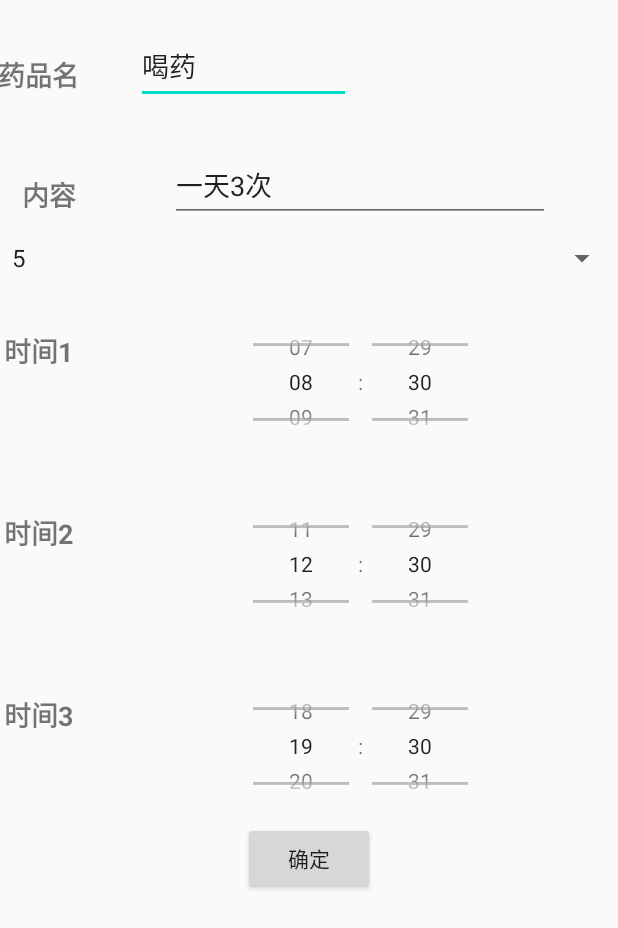
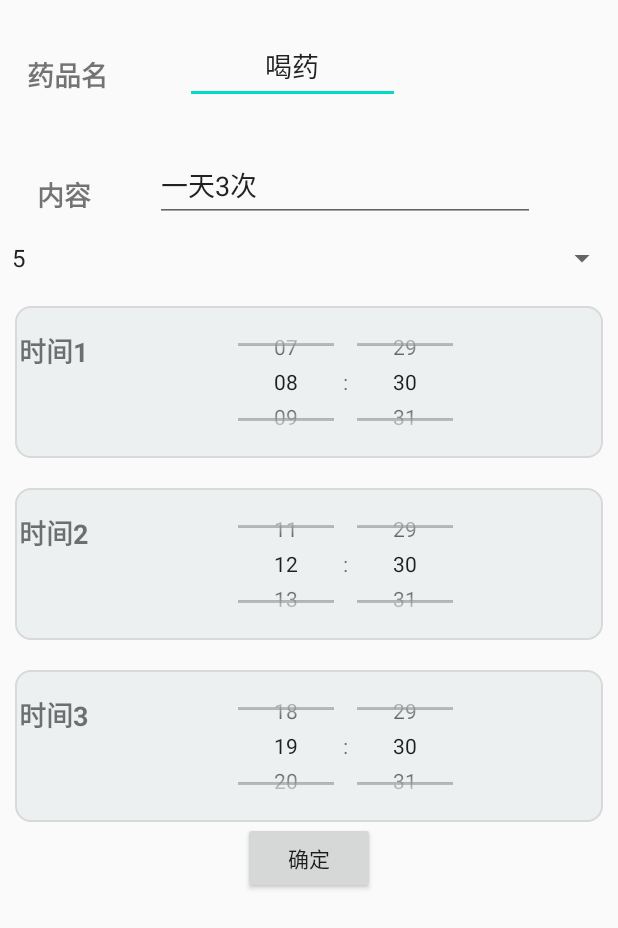
Before and after one commit to Xiangfeidetangyuan/MedicineAssistant, an Android app: the DIYInformActivity screen opened directly, with no data from a screen before it, on a phone screen of 412 x 824 dp. Shown: the top 928 px of the screen. Run offline under Robolectric (Android 15) with nearby library versions, the phone set to English and light mode, and no system bars.

```diff
--- a/app/src/main/java/org/unboxing/medicineassistant/activity/setinform/SearchMedicineActivity.java
+++ b/app/src/main/java/org/unboxing/medicineassistant/activity/setinform/SearchMedicineActivity.java
@@ -60,8 +60,6 @@ public class SearchMedicineActivity extends AppCompatActivity {
         mListView.setTextFilterEnabled(true);
 
 
-
-
         mSearchView.setOnQueryTextListener(new SearchView.OnQueryTextListener() {
             // 当点击搜索按钮时触发该方法
             @Override
--- /dev/null
+++ b/app/src/main/res/drawable/listtime_circle.xml
@@ -0,0 +1,16 @@
+<?xml version="1.0" encoding="utf-8"?>
+<shape xmlns:android="http://schemas.android.com/apk/res/android"
+    android:shape="rectangle" >
+
+    <!-- 表示shape的四个角的角度。只适用于矩形shape，这里的角度是指圆角的程度 -->
+    <corners android:radius="10dp" />
+
+    <!-- 这个标签表示纯色填充，通过android:color即可指定shape中填充的颜色 -->
+    <solid android:color="#ECF0F1" />
+
+    <!-- Shape的描边，下面指定了描边的宽度和描边的颜色 -->
+    <stroke
+        android:width="1dp"
+        android:color="#d9d9d9" />
+
+</shape>
--- a/app/src/main/res/layout/activity_list_all.xml
+++ b/app/src/main/res/layout/activity_list_all.xml
@@ -34,7 +34,9 @@
         <ListView
             android:id="@+id/listView_medicine"
             android:layout_width="match_parent"
-            android:layout_height="wrap_content"></ListView>
+            android:layout_height="wrap_content">
+
+        </ListView>
 
     </LinearLayout>
 
--- a/app/src/main/res/layout/activity_set_inform.xml
+++ b/app/src/main/res/layout/activity_set_inform.xml
@@ -9,13 +9,15 @@
     <RelativeLayout
         android:layout_width="match_parent"
         android:layout_height="wrap_content"
+        android:layout_marginLeft="10dp"
+        android:layout_marginRight="10dp"
+
         android:layout_marginTop="20dp">
 
         <TextView
             android:layout_width="70dp"
             android:layout_height="60dp"
             android:layout_alignParentStart="true"
-            android:layout_marginStart="-9dp"
             android:gravity="center"
             android:text="药品名"
             android:textSize="18sp"
@@ -26,8 +28,9 @@
             android:layout_width="143dp"
             android:layout_height="49dp"
             android:layout_alignParentEnd="true"
-            android:layout_marginEnd="178dp"
+            android:layout_marginEnd="135dp"
             android:hint="药名"
+            android:gravity="center"
             android:inputType="text"
             android:text="喝药" />
     </RelativeLayout>
@@ -35,7 +38,9 @@
     <RelativeLayout
         android:layout_width="match_parent"
         android:layout_height="wrap_content"
-        android:layout_marginTop="20dp">
+        android:layout_marginTop="20dp"
+        android:layout_marginLeft="10dp"
+        android:layout_marginRight="10dp">
 
         <TextView
             android:layout_width="70dp"
@@ -67,7 +72,10 @@
     <RelativeLayout
         android:layout_width="match_parent"
         android:layout_height="wrap_content"
-        android:layout_marginTop="20dp">
+        android:layout_marginTop="20dp"
+        android:layout_marginLeft="10dp"
+        android:layout_marginRight="10dp"
+        android:background="@drawable/listtime_circle">
 
         <TextView
             android:layout_width="70dp"
@@ -97,6 +105,9 @@
         android:layout_width="match_parent"
         android:layout_height="wrap_content"
         android:layout_marginTop="20dp"
+        android:layout_marginLeft="10dp"
+        android:layout_marginRight="10dp"
+        android:background="@drawable/listtime_circle"
         >
 
         <TextView
@@ -126,7 +137,10 @@
     <RelativeLayout
         android:layout_width="match_parent"
         android:layout_height="wrap_content"
-        android:layout_marginTop="20dp">
+        android:layout_marginTop="20dp"
+        android:layout_marginLeft="10dp"
+        android:layout_marginRight="10dp"
+        android:background="@drawable/listtime_circle">
 
         <TextView
             android:layout_width="70dp"
```
Also changed, not shown: app/src/main/res/layout/activity_infrom_list.xml (+10 -4 lines), app/src/main/res/layout/activity_search_medicine.xml (+17 -12 lines).
